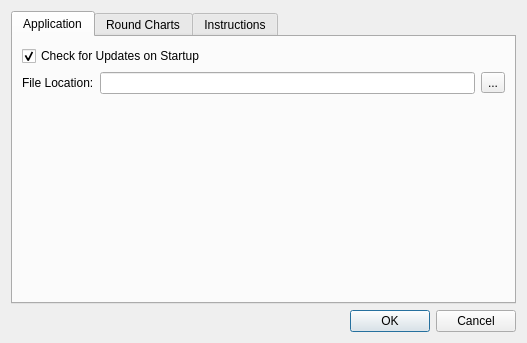
This is src/settings.ui in iPenguin/CrochetCharts as Qt 5 draws it before an edit. The edited form follows.
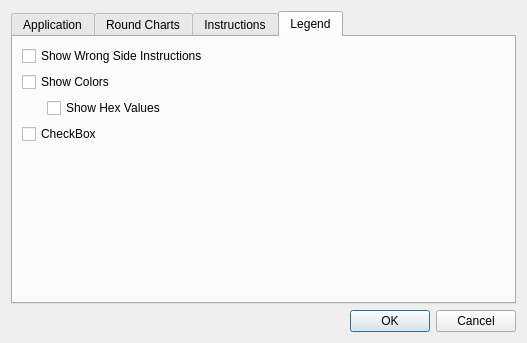
This is the edited form.

Commit message: Added legend settings to the dialog and updated other settings

The edit to the form file:
```diff
--- a/src/settings.ui
+++ b/src/settings.ui
@@ -17,7 +17,7 @@
    <item>
     <widget class="QTabWidget" name="tabWidget">
      <property name="currentIndex">
-      <number>0</number>
+      <number>3</number>
      </property>
      <widget class="QWidget" name="tab">
       <attribute name="title">
@@ -232,6 +232,77 @@
        </item>
       </layout>
      </widget>
+     <widget class="QWidget" name="tab_4">
+      <attribute name="title">
+       <string>Legend</string>
+      </attribute>
+      <layout class="QVBoxLayout" name="verticalLayout_5">
+       <item>
+        <widget class="QCheckBox" name="showWrongSideInstructions">
+         <property name="text">
+          <string>Show Wrong Side Instructions</string>
+         </property>
+        </widget>
+       </item>
+       <item>
+        <widget class="QCheckBox" name="showColors">
+         <property name="text">
+          <string>Show Colors</string>
+         </property>
+        </widget>
+       </item>
+       <item>
+        <layout class="QHBoxLayout" name="horizontalLayout_4">
+         <property name="topMargin">
+          <number>0</number>
+         </property>
+         <item>
+          <spacer name="horizontalSpacer_2">
+           <property name="orientation">
+            <enum>Qt::Horizontal</enum>
+           </property>
+           <property name="sizeType">
+            <enum>QSizePolicy::Fixed</enum>
+           </property>
+           <property name="sizeHint" stdset="0">
+            <size>
+             <width>25</width>
+             <height>20</height>
+            </size>
+           </property>
+          </spacer>
+         </item>
+         <item>
+          <widget class="QCheckBox" name="showHexValues">
+           <property name="text">
+            <string>Show Hex Values</string>
+           </property>
+          </widget>
+         </item>
+        </layout>
+       </item>
+       <item>
+        <widget class="QCheckBox" name="checkBox_4">
+         <property name="text">
+          <string>CheckBox</string>
+         </property>
+        </widget>
+       </item>
+       <item>
+        <spacer name="verticalSpacer_4">
+         <property name="orientation">
+          <enum>Qt::Vertical</enum>
+         </property>
+         <property name="sizeHint" stdset="0">
+          <size>
+           <width>20</width>
+           <height>40</height>
+          </size>
+         </property>
+        </spacer>
+       </item>
+      </layout>
+     </widget>
     </widget>
    </item>
    <item>
```
Left out of the diff: 4 changed lines with no effect on the pictures.
